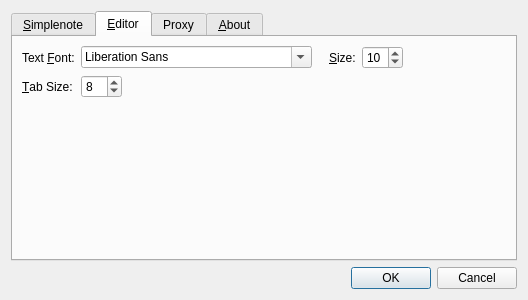
Old version of the form SettingsDialog.ui in the repository dibben/NoteTaker.
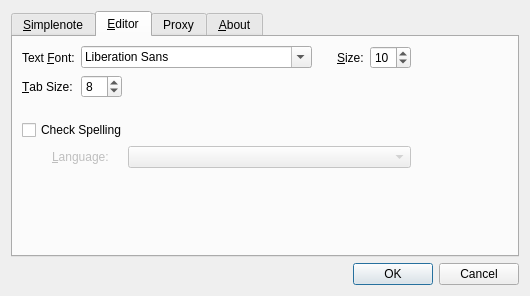
New version of the form. The open tabs and pages were chosen to show the change.

```diff
--- a/SettingsDialog.ui
+++ b/SettingsDialog.ui
@@ -6,8 +6,8 @@
    <rect>
     <x>0</x>
     <y>0</y>
-    <width>528</width>
-    <height>300</height>
+    <width>530</width>
+    <height>296</height>
    </rect>
   </property>
   <property name="windowTitle">
@@ -17,7 +17,7 @@
    <item>
     <widget class="QTabWidget" name="fTabWidget">
      <property name="currentIndex">
-      <number>0</number>
+      <number>1</number>
      </property>
      <widget class="QWidget" name="fSettingsTab">
       <attribute name="title">
@@ -134,7 +134,7 @@
       <layout class="QVBoxLayout" name="verticalLayout_3">
        <item>
         <layout class="QGridLayout" name="gridLayout_2">
-         <item row="0" column="0">
+         <item row="0" column="0" colspan="2">
           <widget class="QLabel" name="fFontLabel">
            <property name="text">
             <string>Text &amp;Font:</string>
@@ -144,26 +144,26 @@
            </property>
           </widget>
          </item>
-         <item row="0" column="1" colspan="2">
+         <item row="0" column="2" colspan="2">
           <widget class="QFontComboBox" name="fFontComboBox"/>
          </item>
-         <item row="0" column="3">
-          <spacer name="horizontalSpacer_4">
-           <property name="orientation">
-            <enum>Qt::Horizontal</enum>
-           </property>
-           <property name="sizeType">
-            <enum>QSizePolicy::Fixed</enum>
-           </property>
-           <property name="sizeHint" stdset="0">
-            <size>
-             <width>11</width>
-             <height>20</height>
-            </size>
-           </property>
-          </spacer>
-         </item>
          <item row="0" column="4">
+          <spacer name="horizontalSpacer_4">
+           <property name="orientation">
+            <enum>Qt::Horizontal</enum>
+           </property>
+           <property name="sizeType">
+            <enum>QSizePolicy::Fixed</enum>
+           </property>
+           <property name="sizeHint" stdset="0">
+            <size>
+             <width>13</width>
+             <height>20</height>
+            </size>
+           </property>
+          </spacer>
+         </item>
+         <item row="0" column="5">
           <widget class="QLabel" name="fSizeLabel">
            <property name="text">
             <string>&amp;Size:</string>
@@ -173,7 +173,7 @@
            </property>
           </widget>
          </item>
-         <item row="0" column="5">
+         <item row="0" column="6">
           <widget class="QSpinBox" name="fSizeSpinBox">
            <property name="minimum">
             <number>1</number>
@@ -183,7 +183,7 @@
            </property>
           </widget>
          </item>
-         <item row="0" column="6">
+         <item row="0" column="7">
           <spacer name="horizontalSpacer_3">
            <property name="orientation">
             <enum>Qt::Horizontal</enum>
@@ -196,7 +196,7 @@
            </property>
           </spacer>
          </item>
-         <item row="1" column="0">
+         <item row="1" column="0" colspan="2">
           <widget class="QLabel" name="fTabLabel">
            <property name="text">
             <string>&amp;Tab Size:</string>
@@ -206,7 +206,7 @@
            </property>
           </widget>
          </item>
-         <item row="1" column="1">
+         <item row="1" column="2">
           <widget class="QSpinBox" name="fTabSpinBox">
            <property name="minimum">
             <number>1</number>
@@ -219,7 +219,7 @@
            </property>
           </widget>
          </item>
-         <item row="1" column="2">
+         <item row="1" column="3">
           <spacer name="horizontalSpacer_5">
            <property name="orientation">
             <enum>Qt::Horizontal</enum>
@@ -232,6 +232,65 @@
            </property>
           </spacer>
          </item>
+         <item row="2" column="3">
+          <spacer name="verticalSpacer_5">
+           <property name="orientation">
+            <enum>Qt::Vertical</enum>
+           </property>
+           <property name="sizeType">
+            <enum>QSizePolicy::Fixed</enum>
+           </property>
+           <property name="sizeHint" stdset="0">
+            <size>
+             <width>20</width>
+             <height>16</height>
+            </size>
+           </property>
+          </spacer>
+         </item>
+         <item row="3" column="0" colspan="4">
+          <widget class="QCheckBox" name="fCheckSpellingBox">
+           <property name="text">
+            <string>Check Spelling</string>
+           </property>
+          </widget>
+         </item>
+         <item row="4" column="0">
+          <spacer name="horizontalSpacer_9">
+           <property name="orientation">
+            <enum>Qt::Horizontal</enum>
+           </property>
+           <property name="sizeType">
+            <enum>QSizePolicy::Fixed</enum>
+           </property>
+           <property name="sizeHint" stdset="0">
+            <size>
+             <width>16</width>
+             <height>20</height>
+            </size>
+           </property>
+          </spacer>
+         </item>
+         <item row="4" column="1" colspan="2">
+          <widget class="QLabel" name="fSpellingLabel">
+           <property name="enabled">
+            <bool>false</bool>
+           </property>
+           <property name="text">
+            <string>&amp;Language:</string>
+           </property>
+           <property name="buddy">
+            <cstring>fDictionaryCombo</cstring>
+           </property>
+          </widget>
+         </item>
+         <item row="4" column="3" colspan="4">
+          <widget class="QComboBox" name="fDictionaryCombo">
+           <property name="enabled">
+            <bool>false</bool>
+           </property>
+          </widget>
+         </item>
         </layout>
        </item>
        <item>
```
Left out of the diff: 57 changed lines with no effect on the pictures.
